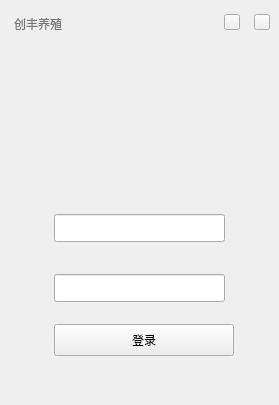
Before: the Qt Designer form ChuangfengDesktop/LoginQWidget.ui in asdlei99/chuangfengdesktop, drawn with Qt 5.
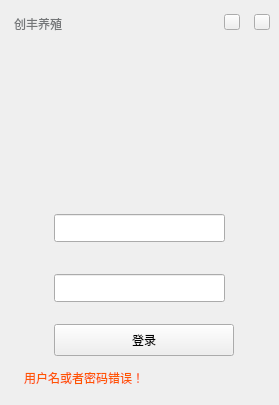
After: the same form once the commit is applied.

```diff
--- a/ChuangfengDesktop/LoginQWidget.ui
+++ b/ChuangfengDesktop/LoginQWidget.ui
@@ -154,6 +154,22 @@
          <string>登录</string>
         </property>
        </widget>
+       <widget class="QLabel" name="error_lab">
+        <property name="geometry">
+         <rect>
+          <x>10</x>
+          <y>330</y>
+          <width>231</width>
+          <height>28</height>
+         </rect>
+        </property>
+        <property name="styleSheet">
+         <string notr="true">color: rgb(255, 85, 0);</string>
+        </property>
+        <property name="text">
+         <string>用户名或者密码错误！</string>
+        </property>
+       </widget>
       </widget>
       <widget class="QWidget" name="page_2">
        <widget class="QLineEdit" name="port_Edit">
```
